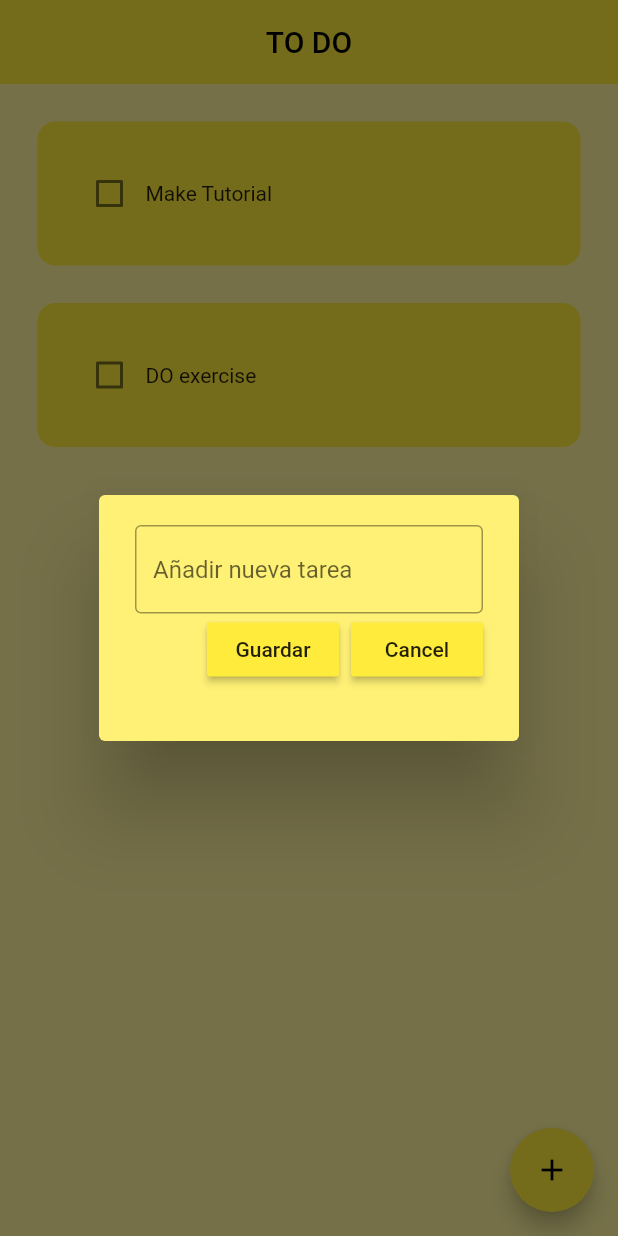
After one commit to RaulCoding/to_do_list, a Flutter app: the screen it shows after launch, after a tap on the "add" icon, on a phone screen of 412 x 824 dp. The commit adds this screen. Run offline on Flutter 3.47's test engine with Material 2 defaults, Android fonts, the phone set to English and light mode, and no system bars.

Commit message:
Crear Nuevas Tareas habilitado

```diff
--- a/lib/pages/home_page.dart
+++ b/lib/pages/home_page.dart
@@ -1,4 +1,5 @@
 import 'package:flutter/material.dart';
+import 'package:to_do_list/util/dialog_box.dart';
 import 'package:to_do_list/util/todo_tile.dart';
 
 class HomePage extends StatefulWidget {
@@ -10,19 +11,47 @@ class HomePage extends StatefulWidget {
 
 class _HomePageState extends State<HomePage> {
 
+  //* text controller
+  final _controller = TextEditingController();
+
+
+  /* List of todo Tasks*/
   List toDoList = [
     ["Make Tutorial", false,],
     ["DO exercise", false]
   ];
 
 
-  //checkbox was tapped
+  //*checkbox was tapped
   void checkBoxChanged( bool? value, int index){
     setState(() {
       toDoList[index][1] = !toDoList[index][1];
     });
+  }
 
+  //*Save new task
+  void saveNewTask(){
+    setState(() {
+      toDoList.add([_controller.text, false]);
+      _controller.clear();
+    });
+    Navigator.of(context).pop();
   }
+
+  //create new task
+  void createNewTask (){
+    showDialog(
+      context: context,
+      builder: (context){
+        return DialogBox(
+          controller: _controller,
+          onSave: saveNewTask,
+          onCancel: () => Navigator.of(context).pop(),
+        );
+      }
+    );
+  }
+
 
   @override
   Widget build(BuildContext context) {
@@ -34,8 +63,8 @@ class _HomePageState extends State<HomePage> {
         elevation: 0,
       ),
       floatingActionButton:FloatingActionButton(
-        onPressed: (){}
-
+        onPressed: createNewTask,
+       child: const Icon(Icons.add),
       ),
       body: ListView.builder(
         itemCount: toDoList.length,
--- /dev/null
+++ b/lib/util/dialog_box.dart
@@ -0,0 +1,49 @@
+import 'package:flutter/material.dart';
+import 'package:to_do_list/util/my_button.dart';
+
+class DialogBox extends StatelessWidget {
+  final controller;
+  VoidCallback onSave;
+  VoidCallback onCancel;
+
+  DialogBox({super.key, required this.controller, required this.onSave, required this.onCancel});
+
+  @override
+  Widget build(BuildContext context) {
+    return AlertDialog(
+      backgroundColor: Colors.yellow[300],
+      // ignore: sized_box_for_whitespace
+      content: Container(
+        height: 120,
+        child: Column(
+          children:[
+            //*get user imput
+            TextField(
+              controller: controller ,
+              decoration: const InputDecoration(
+                border: OutlineInputBorder(),
+                hintText: "Añadir nueva tarea",
+              ),
+            ),
+
+            //* buttons -> save + cancel
+            Row(
+              mainAxisAlignment: MainAxisAlignment.end,
+              children: [
+                //*Save button
+                MyButton(text: "Guardar", onPressed: onSave),
+
+                const SizedBox(width: 8),
+
+                //*Cancel Button
+                MyButton(text: "Cancel", onPressed: onCancel)
+
+
+              ],
+            )
+          ]
+        ),
+      ),
+    );
+  }
+}
--- /dev/null
+++ b/lib/util/my_button.dart
@@ -0,0 +1,17 @@
+import 'package:flutter/material.dart';
+
+class MyButton extends StatelessWidget {
+  final String text;
+  VoidCallback onPressed;
+
+  MyButton({super.key, required this.text, required this.onPressed});
+
+  @override
+  Widget build(BuildContext context) {
+    return MaterialButton(
+      onPressed: onPressed,
+      color: Theme.of(context).primaryColor,
+      child: Text( text ),
+    );
+  }
+}
```
